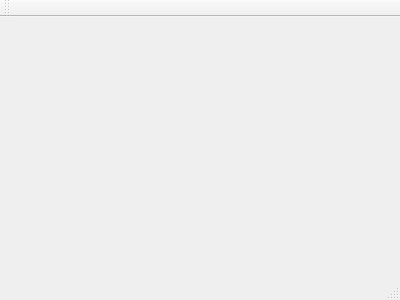
The window that mainwindow.ui (froksen/FAudioExtractor) describes before a commit, drawn with Qt 5.
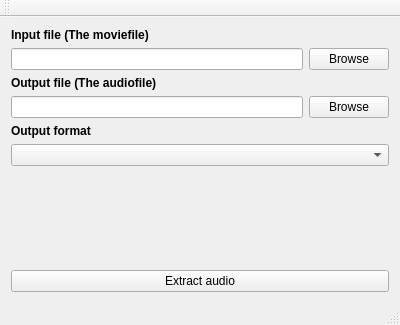
The same window after the commit.

The edit to the form file:
```diff
--- a/mainwindow.ui
+++ b/mainwindow.ui
@@ -1,24 +1,144 @@
 <ui version="4.0">
  <class>MainWindow</class>
- <widget class="QMainWindow" name="MainWindow" >
-  <property name="geometry" >
+ <widget class="QMainWindow" name="MainWindow">
+  <property name="geometry">
    <rect>
     <x>0</x>
     <y>0</y>
     <width>400</width>
-    <height>300</height>
+    <height>325</height>
    </rect>
   </property>
   <property name="windowTitle" >
    <string>MainWindow</string>
   </property>
-  <widget class="QMenuBar" name="menuBar" />
-  <widget class="QToolBar" name="mainToolBar" />
-  <widget class="QWidget" name="centralWidget" />
-  <widget class="QStatusBar" name="statusBar" />
+  <widget class="QWidget" name="centralWidget">
+   <layout class="QVBoxLayout" name="verticalLayout">
+    <item>
+     <layout class="QGridLayout" name="gridLayout">
+      <item row="2" column="0">
+       <widget class="QLineEdit" name="lineEdit_inputfile">
+        <property name="readOnly">
+         <bool>true</bool>
+        </property>
+       </widget>
+      </item>
+      <item row="1" column="0">
+       <widget class="QLabel" name="label">
+        <property name="font">
+         <font>
+          <weight>75</weight>
+          <bold>true</bold>
+         </font>
+        </property>
+        <property name="text">
+         <string>Input file (The moviefile)</string>
+        </property>
+       </widget>
+      </item>
+      <item row="2" column="1">
+       <widget class="QPushButton" name="pushButton_inputfile">
+        <property name="text">
+         <string>Browse</string>
+        </property>
+       </widget>
+      </item>
+     </layout>
+    </item>
+    <item>
+     <layout class="QGridLayout" name="gridLayout_2">
+      <item row="2" column="0">
+       <widget class="QLineEdit" name="lineEdit_outputfile">
+        <property name="readOnly">
+         <bool>true</bool>
+        </property>
+       </widget>
+      </item>
+      <item row="1" column="0">
+       <widget class="QLabel" name="label_2">
+        <property name="font">
+         <font>
+          <weight>75</weight>
+          <bold>true</bold>
+         </font>
+        </property>
+        <property name="text">
+         <string>Output file (The audiofile)</string>
+        </property>
+       </widget>
+      </item>
+      <item row="2" column="1">
+       <widget class="QPushButton" name="pushButton_outputfile">
+        <property name="text">
+         <string>Browse</string>
+        </property>
+       </widget>
+      </item>
+     </layout>
+    </item>
+    <item>
+     <layout class="QGridLayout" name="gridLayout_3">
+      <item row="0" column="0">
+       <widget class="QLabel" name="label_3">
+        <property name="font">
+         <font>
+          <weight>75</weight>
+          <bold>true</bold>
+         </font>
+        </property>
+        <property name="text">
+         <string>Output format</string>
+        </property>
+       </widget>
+      </item>
+      <item row="1" column="0">
+       <widget class="QComboBox" name="comboBox_outputfile"/>
+      </item>
+     </layout>
+    </item>
+    <item>
+     <spacer name="verticalSpacer">
+      <property name="orientation">
+       <enum>Qt::Vertical</enum>
+      </property>
+      <property name="sizeHint" stdset="0">
+       <size>
+        <width>20</width>
+        <height>92</height>
+       </size>
+      </property>
+     </spacer>
+    </item>
+    <item>
+     <widget class="QPushButton" name="pushButton">
+      <property name="text">
+       <string>Extract audio</string>
+      </property>
+     </widget>
+    </item>
+   </layout>
+  </widget>
+  <widget class="QMenuBar" name="menuBar">
+   <property name="geometry">
+    <rect>
+     <x>0</x>
+     <y>0</y>
+     <width>400</width>
+     <height>21</height>
+    </rect>
+   </property>
+  </widget>
+  <widget class="QToolBar" name="mainToolBar">
+   <attribute name="toolBarArea">
+    <enum>TopToolBarArea</enum>
+   </attribute>
+   <attribute name="toolBarBreak">
+    <bool>false</bool>
+   </attribute>
+  </widget>
+  <widget class="QStatusBar" name="statusBar"/>
  </widget>
- <layoutDefault spacing="6" margin="11" />
- <pixmapfunction></pixmapfunction>
+ <layoutdefault spacing="6" margin="11"/>
  <resources/>
  <connections/>
 </ui>
```
Left out of the diff: 3 changed lines with no effect on the pictures.
